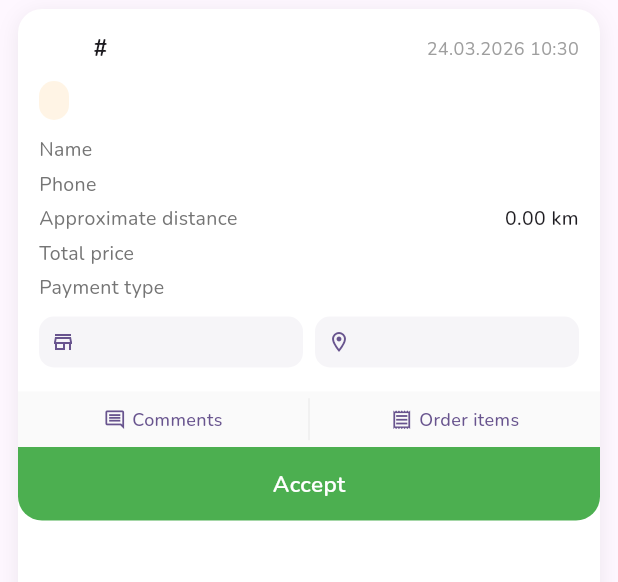
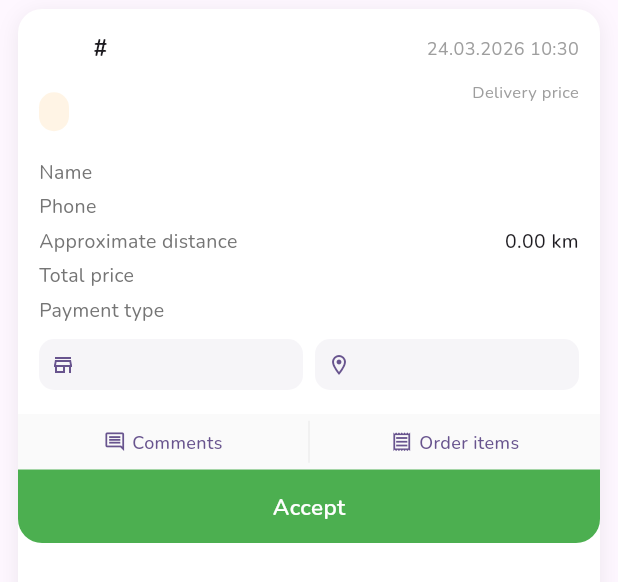
Before and after one commit to Dave93/new_arryt, a Flutter app: the WaitingOrderCard widget shown alone on an empty page, opened directly with empty values, on a phone screen of 412 x 824 dp. Shown: the top 582 px of the screen. Run offline on Flutter 3.47's test engine with Material 3 defaults, Android fonts, the phone set to English and light mode, and no system bars; drawn by our look-alikes of cached_network_image; our stand-ins replace action_slider, animated_toggle_switch, auto_route, auto_size_text, bloc, currency_text_input_formatter and 32 more; missing offline and left inert: android_intent_plus, animated_snack_bar, app_settings, chatview, currency_formatter, dio_http2_adapter and 8 more; accounts and stored records are empty; generated files the repository leaves out were written again; network calls fail.

Commit message:
Use DB status colors, add delivery price label, fix ru tab names
- API: return order_status.color in all responses
- Mobile: parse hex color from DB for status chips
- Add "Стоимость доставки" label above price amount
- Fix Russian tab names: Сегодня/Вчера/Неделя/Месяц (remove "Заказы на")

Co-Authored-By: Claude Opus 4.6 (1M context) <noreply@anthropic.com>

```diff
--- a/mob/lib/models/new_order.dart
+++ b/mob/lib/models/new_order.dart
@@ -285,6 +285,7 @@ class NewOrderStatus {
   final String name;
   final String? nameUz;
   final String? nameEn;
+  final String? color;
   final bool cancel;
   final bool finish;
   NewOrderStatus({
@@ -292,6 +293,7 @@ class NewOrderStatus {
     required this.name,
     this.nameUz,
     this.nameEn,
+    this.color,
     required this.cancel,
     required this.finish,
   });
@@ -334,6 +336,7 @@ class NewOrderStatus {
       name: map['name'] as String,
       nameUz: map['name_uz'] as String?,
       nameEn: map['name_en'] as String?,
+      color: map['color'] as String?,
       cancel: map['cancel'] as bool,
       finish: map['finish'] as bool,
     );
--- a/mob/lib/models/order_status.dart
+++ b/mob/lib/models/order_status.dart
@@ -11,6 +11,7 @@ class OrderStatus {
   final String name;
   final String? nameUz;
   final String? nameEn;
+  final String? color;
   final bool cancel;
   final bool finish;
   final bool onWay;
@@ -19,6 +20,7 @@ class OrderStatus {
     required this.name,
     this.nameUz,
     this.nameEn,
+    this.color,
     required this.cancel,
     required this.finish,
     required this.onWay,
@@ -68,6 +70,7 @@ class OrderStatus {
       name: map['name'] as String,
       nameUz: map['name_uz'] as String?,
       nameEn: map['name_en'] as String?,
+      color: map['color'] as String?,
       cancel: map['cancel'] as bool,
       finish: map['finish'] as bool,
       onWay: map['on_way'] as bool,
--- a/mob/lib/widgets/orders/waiting_order_card.dart
+++ b/mob/lib/widgets/orders/waiting_order_card.dart
@@ -178,6 +178,14 @@ class _WaitingOrderCardState extends State<WaitingOrderCard> {
     }
   }
 
+  Color? _parseColor(String? hex) {
+    if (hex == null || hex.isEmpty) return null;
+    hex = hex.replaceFirst('#', '');
+    if (hex.length == 6) hex = 'FF$hex';
+    final value = int.tryParse(hex, radix: 16);
+    return value != null ? Color(value) : null;
+  }
+
   Widget _infoRow(String label, String value) {
     return Padding(
       padding: const EdgeInsets.symmetric(vertical: 2),
@@ -199,6 +207,7 @@ class _WaitingOrderCardState extends State<WaitingOrderCard> {
   Widget build(BuildContext context) {
     final l10n = AppLocalizations.of(context)!;
     final primary = Theme.of(context).primaryColor;
+    final _statusColor = _parseColor(widget.order.orderStatus.color) ?? Colors.orange;
 
     return Container(
       margin: const EdgeInsets.symmetric(horizontal: 12, vertical: 6),
@@ -244,7 +253,7 @@ class _WaitingOrderCardState extends State<WaitingOrderCard> {
             ),
           ),
 
-          // Delivery price highlight
+          // Status + delivery price
           Padding(
             padding: const EdgeInsets.symmetric(horizontal: 14),
             child: Row(
@@ -253,15 +262,22 @@ class _WaitingOrderCardState extends State<WaitingOrderCard> {
                 Container(
                   padding: const EdgeInsets.symmetric(horizontal: 10, vertical: 4),
                   decoration: BoxDecoration(
-                    color: Colors.orange.withOpacity(0.1),
+                    color: _statusColor.withOpacity(0.1),
                     borderRadius: BorderRadius.circular(10),
                   ),
                   child: Text(widget.order.orderStatus.localizedName(Localizations.localeOf(context).languageCode),
-                      style: const TextStyle(color: Colors.orange, fontSize: 12, fontWeight: FontWeight.w600)),
+                      style: TextStyle(color: _statusColor, fontSize: 12, fontWeight: FontWeight.w600)),
                 ),
-                Text(
-                  CurrencyFormatter.format(widget.order.delivery_price, euroSettings),
-                  style: const TextStyle(fontSize: 18, fontWeight: FontWeight.bold),
+                Column(
+                  crossAxisAlignment: CrossAxisAlignment.end,
+                  children: [
+                    Text(l10n.delivery_price,
+                        style: TextStyle(fontSize: 11, color: Colors.grey.shade500)),
+                    Text(
+                      CurrencyFormatter.format(widget.order.delivery_price, euroSettings),
+                      style: const TextStyle(fontSize: 18, fontWeight: FontWeight.bold),
+                    ),
+                  ],
                 ),
               ],
             ),
```
Also changed, not shown: mob/lib/l10n/app_localizations_ru.dart (+4 -4 lines), mob/lib/l10n/app_ru.arb (+4 -4 lines), mob/lib/widgets/orders/current_order_card.dart (+19 -5 lines), 1 other file.
